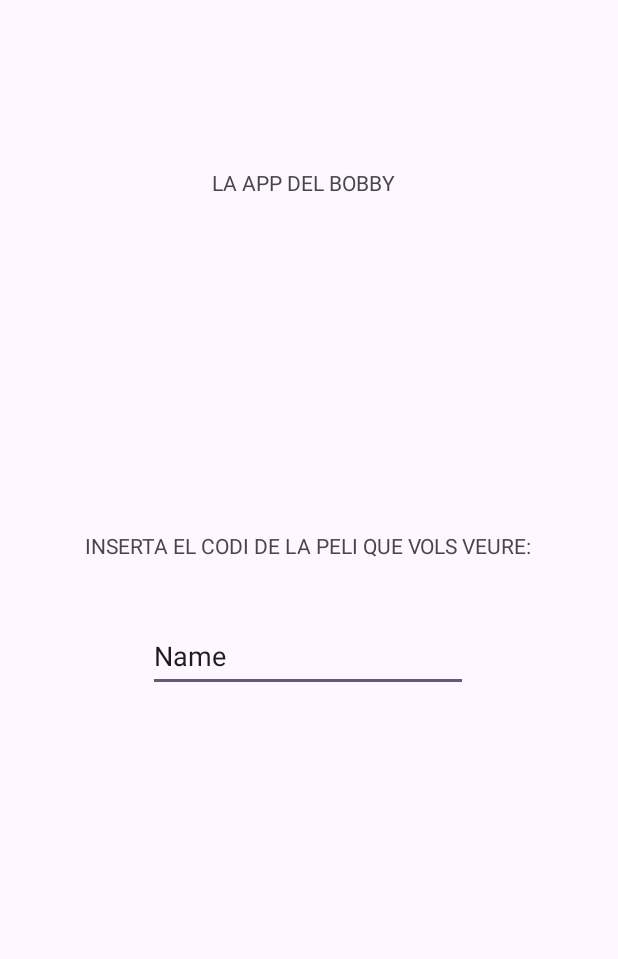
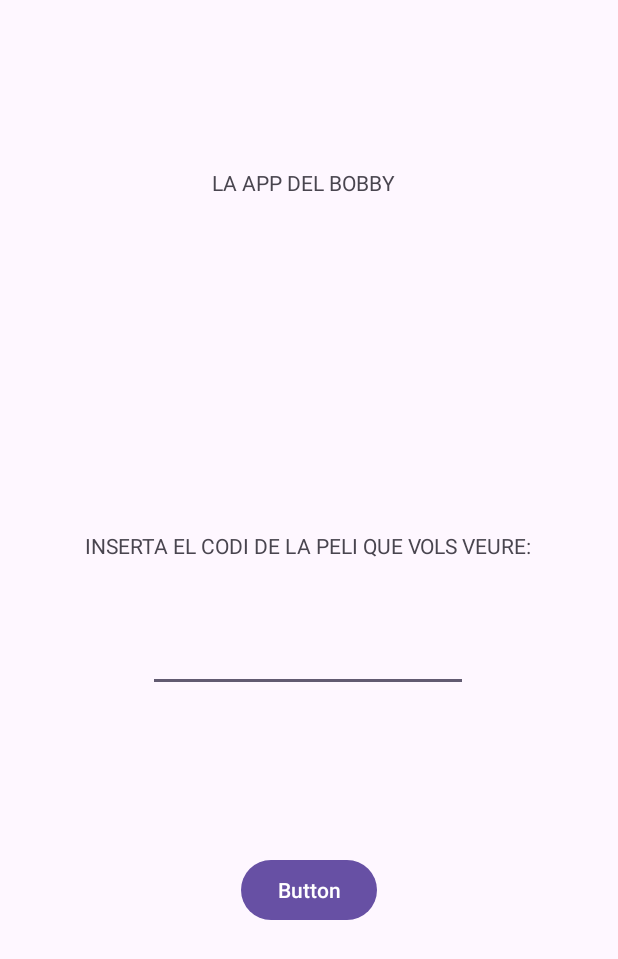
Before and after one commit to DiazDani/projecteVideoAppDiaz, an Android app: the screen it shows after launch (MainActivity), on a phone screen of 412 x 824 dp. Shown: the top 959 px of the screen. Run offline under Robolectric (Android 15) with nearby library versions, the phone set to English and light mode, and no system bars; our stand-ins replace data binding; 6 statements that could not run were skipped.

Commit message:
Commit primeras funcionalitats

```diff
--- a/app/build.gradle.kts
+++ b/app/build.gradle.kts
@@ -46,6 +46,9 @@ dependencies {
     implementation("androidx.appcompat:appcompat:1.6.1")
     implementation("com.google.android.material:material:1.10.0")
     implementation("androidx.constraintlayout:constraintlayout:2.1.4")
+    implementation("io.socket:socket.io-client:2.0.0"){
+        exclude(group="org.json",module="json")
+    }
     testImplementation("junit:junit:4.13.2")
     androidTestImplementation("androidx.test.ext:junit:1.1.5")
     androidTestImplementation("androidx.test.espresso:espresso-core:3.5.1")
--- a/app/src/main/res/layout/activity_main.xml
+++ b/app/src/main/res/layout/activity_main.xml
@@ -35,16 +35,25 @@
         android:layout_width="wrap_content"
         android:layout_height="wrap_content"
         android:layout_marginBottom="240dp"
+        android:autofillHints=""
         android:ems="10"
-        android:inputType="text"
         android:minHeight="48dp"
-        android:text="@string/name"
         app:layout_constraintBottom_toBottomOf="parent"
         app:layout_constraintEnd_toEndOf="parent"
         app:layout_constraintHorizontal_bias="0.497"
         app:layout_constraintStart_toStartOf="parent"
         app:layout_constraintTop_toBottomOf="@+id/textView"
         app:layout_constraintVertical_bias="0.673"
-  />
+        tools:ignore="SpeakableTextPresentCheck" />
+
+    <Button
+        android:id="@+id/button"
+        android:layout_width="wrap_content"
+        android:layout_height="wrap_content"
+        android:layout_marginTop="108dp"
+        android:text="@string/button"
+        app:layout_constraintEnd_toEndOf="parent"
+        app:layout_constraintStart_toStartOf="parent"
+        app:layout_constraintTop_toBottomOf="@+id/editTextText" />
 </androidx.constraintlayout.widget.ConstraintLayout>
 </layout>
--- a/app/src/main/res/values/strings.xml
+++ b/app/src/main/res/values/strings.xml
@@ -3,4 +3,5 @@
     <string name="la_app_del_bobby">LA APP DEL BOBBY</string>
     <string name="name">Name</string>
     <string name="inserta_el_codi_de_la_peli_que_vols_veure">INSERTA EL CODI DE LA PELI QUE VOLS VEURE:</string>
+    <string name="button">Button</string>
 </resources>
```
Also changed, not shown: app/src/main/java/com/sopa/projectevideoappdiaz/MainActivity.kt (+14 -0 lines), app/src/main/java/com/sopa/projectevideoappdiaz/Socket.kt (added, +31 -0 lines).
